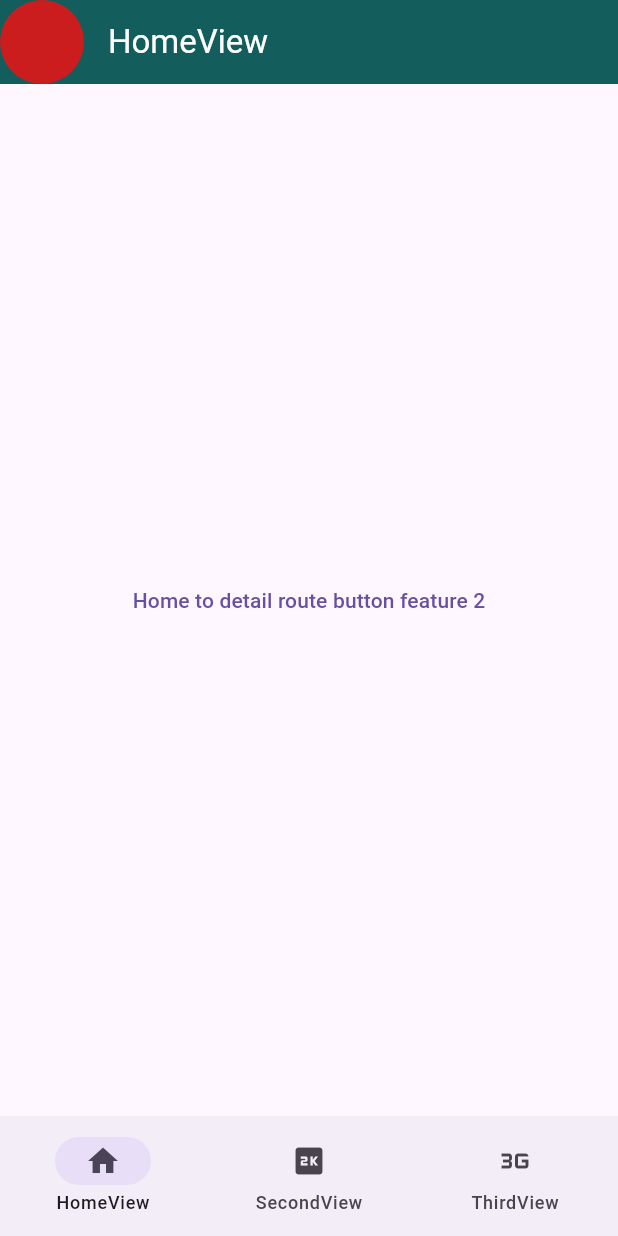
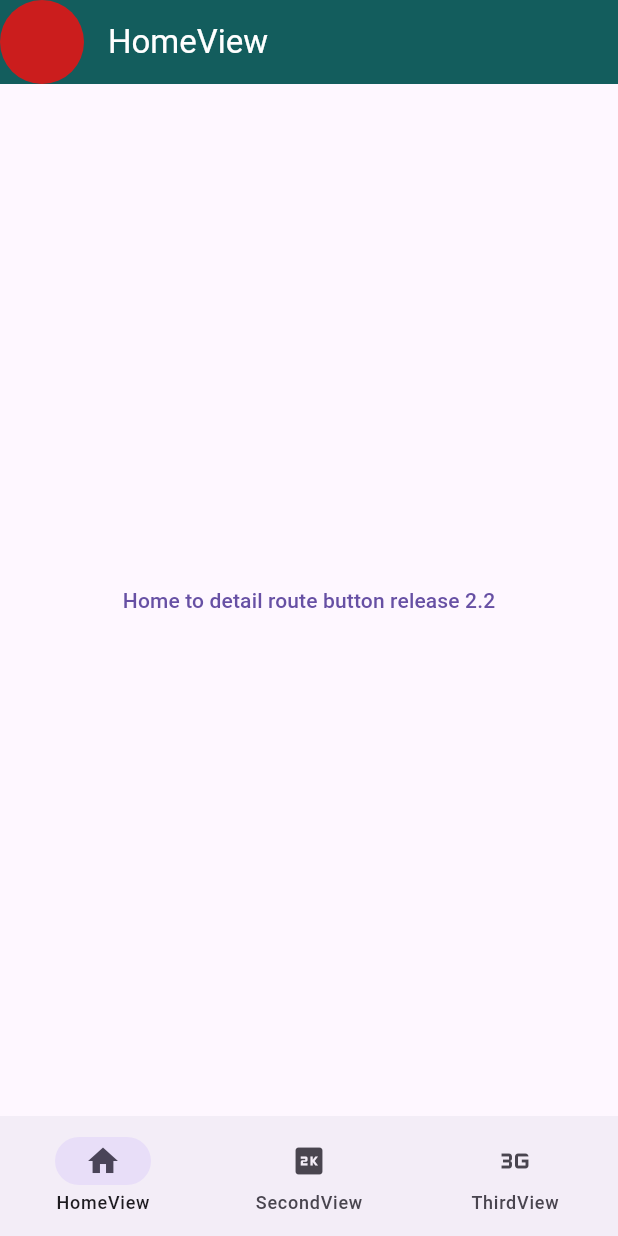
Before and after one commit to Slupshi/poc_navigation, a Flutter app: the screen it shows after launch, on a phone screen of 412 x 824 dp. Run offline on Flutter 3.47's test engine with Material 3 defaults, Android fonts, the light colour scheme and no system bars; our stand-ins replace go_router.

Commit message:
Push release 2.2 num 1

```diff
--- a/lib/screens/home_view.dart
+++ b/lib/screens/home_view.dart
@@ -12,7 +12,7 @@ class HomeView extends StatelessWidget {
       hasLeadingAvatar: true,
       body: Center(
         child: TextButton(
-          child: const Text("Home to detail route button feature 2"),
+          child: const Text("Home to detail route button release 2.2"),
           onPressed: () => const HomeDetailViewRouteData(id: 456).go(context),
         ),
       ),
```
